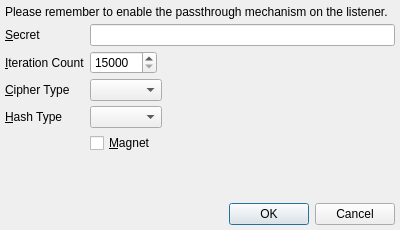
Above: branches/trunk/UI/spot-on-private-application-credentials.ui from textbrowser/spot-on before the change. Below: the same form after it.
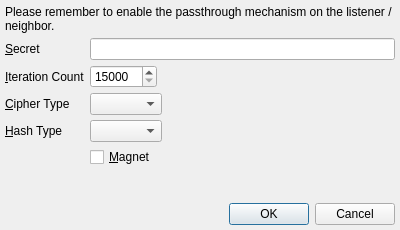
That is the form after the change. Icons and pictures are not drawn.

Commit message: Private-application neighbors.

What changed in the file:
```diff
--- a/branches/trunk/UI/spot-on-private-application-credentials.ui
+++ b/branches/trunk/UI/spot-on-private-application-credentials.ui
@@ -33,7 +33,7 @@
    <item>
     <widget class="QLabel" name="label_5">
      <property name="text">
-      <string>Please remember to enable the passthrough mechanism on the listener.</string>
+      <string>Please remember to enable the passthrough mechanism on the listener / neighbor.</string>
      </property>
      <property name="wordWrap">
       <bool>true</bool>
```
The commit also changes 7 other files.
